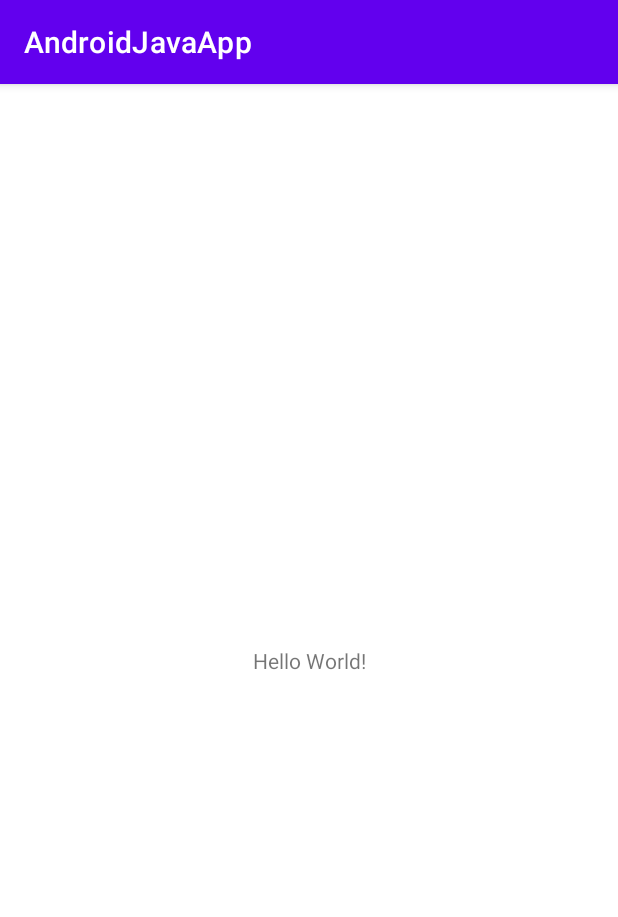
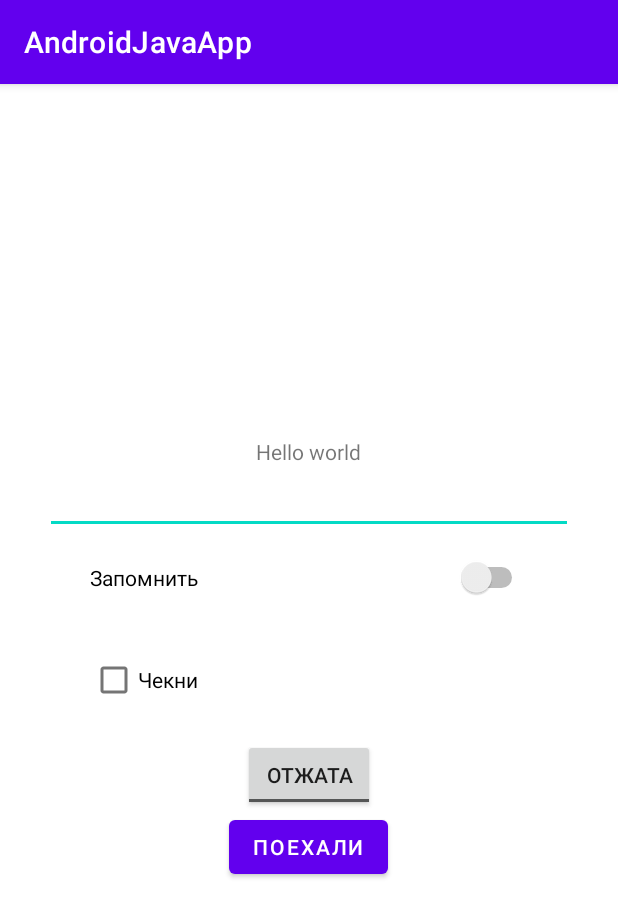
Before and after one commit to 23err/AndroidJavaLessons, an Android app: the screen it shows after launch (MainActivity), on a phone screen of 412 x 824 dp. Shown: the top 917 px of the screen. Run offline under Robolectric (Android 15) with nearby library versions, the phone set to English and light mode, and no system bars.

Commit message:
Добавлены элементы на форму

```diff
--- a/app/src/main/java/com/example/androidjavaapp/MainActivity.java
+++ b/app/src/main/java/com/example/androidjavaapp/MainActivity.java
@@ -10,5 +10,8 @@ public class MainActivity extends AppCompatActivity {
     protected void onCreate(Bundle savedInstanceState) {
         super.onCreate(savedInstanceState);
         setContentView(R.layout.activity_main);
+
+
+
     }
 }
--- a/app/src/main/res/layout/activity_main.xml
+++ b/app/src/main/res/layout/activity_main.xml
@@ -1,18 +1,46 @@
 <?xml version="1.0" encoding="utf-8"?>
-<androidx.constraintlayout.widget.ConstraintLayout xmlns:android="http://schemas.android.com/apk/res/android"
+<LinearLayout xmlns:android="http://schemas.android.com/apk/res/android"
     xmlns:app="http://schemas.android.com/apk/res-auto"
     xmlns:tools="http://schemas.android.com/tools"
     android:layout_width="match_parent"
     android:layout_height="match_parent"
+    android:orientation="vertical"
+    android:padding="30dp"
+    android:gravity="center_horizontal|center_vertical"
     tools:context=".MainActivity">
 
     <TextView
         android:layout_width="wrap_content"
         android:layout_height="wrap_content"
-        android:text="Hello World!"
-        app:layout_constraintBottom_toBottomOf="parent"
-        app:layout_constraintLeft_toLeftOf="parent"
-        app:layout_constraintRight_toRightOf="parent"
-        app:layout_constraintTop_toTopOf="parent" />
+        android:text="@string/hello_world" />
 
-</androidx.constraintlayout.widget.ConstraintLayout>
+    <EditText
+        android:layout_width="match_parent"
+        android:layout_height="wrap_content"/>
+    <Switch
+        android:layout_width="match_parent"
+        android:layout_height="wrap_content"
+        android:layout_marginHorizontal="30dp"
+        android:layout_marginVertical="15dp"
+        android:layout_gravity="end"
+        android:text="@string/remember"/>
+    <CheckBox
+        android:layout_width="match_parent"
+        android:layout_height="wrap_content"
+        android:layout_marginHorizontal="30dp"
+        android:layout_marginVertical="15dp"
+        android:text="@string/do_check"/>
+    <ToggleButton
+        android:layout_width="wrap_content"
+        android:layout_height="wrap_content"
+        android:textOn="@string/pushed"
+        android:textOff="@string/unpushed"
+        android:text="@string/toggle"/>
+
+
+    <Button
+        android:layout_width="wrap_content"
+        android:layout_height="wrap_content"
+        android:text="@string/GO" />
+
+</LinearLayout>
--- a/app/src/main/res/values/strings.xml
+++ b/app/src/main/res/values/strings.xml
@@ -1,3 +1,10 @@
 <resources>
     <string name="app_name">AndroidJavaApp</string>
+    <string name="hello_world">Hello world</string>
+    <string name="GO">Поехали</string>
+    <string name="remember">Запомнить</string>
+    <string name="do_check">Чекни</string>
+    <string name="toggle">Переключалка</string>
+    <string name="pushed">НАЖАЛИ</string>
+    <string name="unpushed">ОТЖАТА</string>
 </resources>
```
